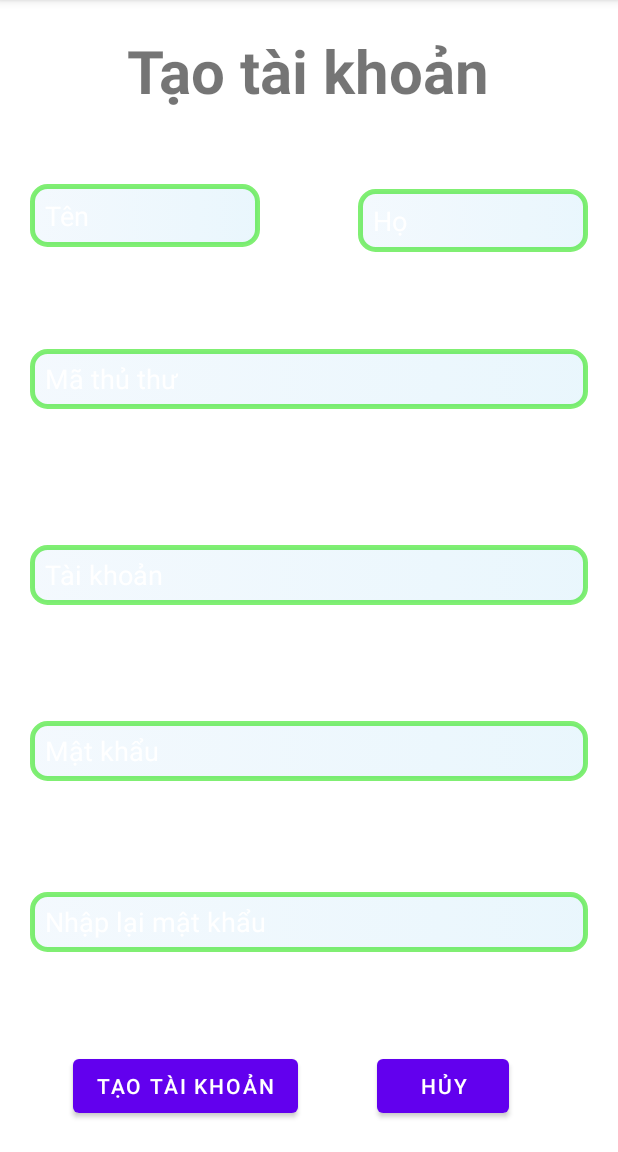
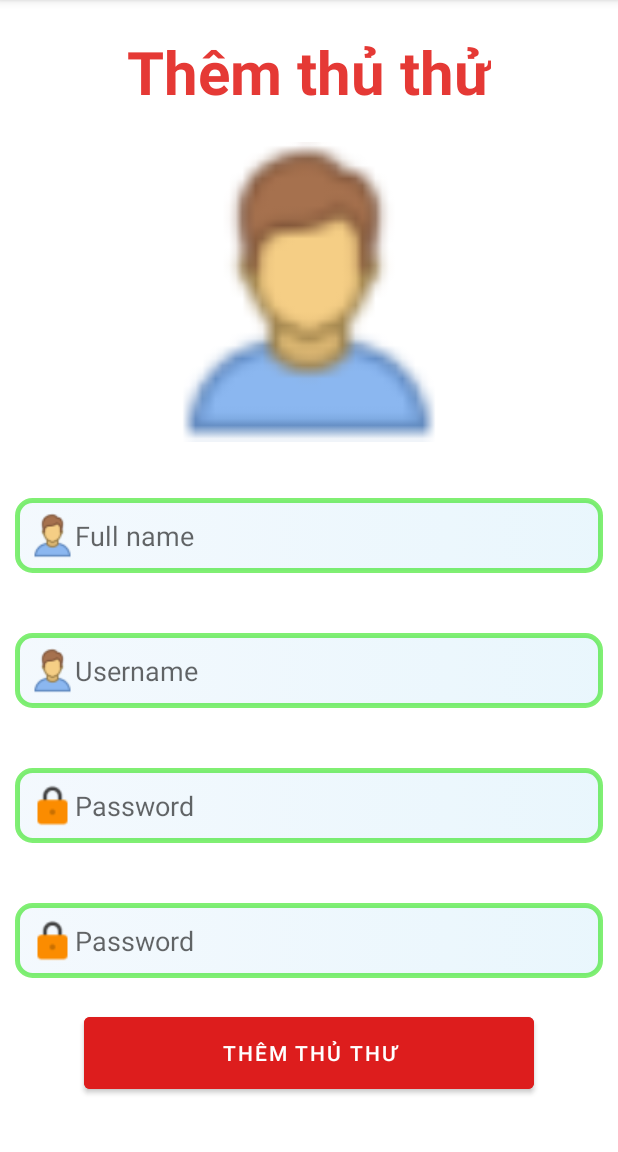
Before and after one commit to giang777/app, an Android app: the fragment TaoTaiKhoan placed in its activity, on a phone screen of 412 x 824 dp, the part 84-1236 px from its top. Run offline under Robolectric (Android 15) with nearby library versions, the phone set to English and light mode, and no system bars; 1 statement that could not run was skipped.

Commit message:
Add user

```diff
--- a/app/src/main/java/com/example/appagile/activity/Login.java
+++ b/app/src/main/java/com/example/appagile/activity/Login.java
@@ -30,12 +30,12 @@ public class Login extends AppCompatActivity {
             public void onClick(View view) {
                 String tk = editText1.getText().toString();
                 String mk = editText2.getText().toString();
-                int ckeck = dao.checkLogin(tk.toUpperCase(),mk);
+                int ckeck = dao.checkLogin(tk,mk);
 
                 if(ckeck == 1){
                     Toast.makeText(Login.this, "Thành công", Toast.LENGTH_SHORT).show();
                     Intent intent = new Intent(Login.this,MainActivity.class);
-                    ThuThu thuThu = dao.getID(tk.toUpperCase());
+                    ThuThu thuThu = dao.getID(tk);
                     intent.putExtra("thuthuLogin",thuThu);
                     startActivity(intent);
                 }else{
--- a/app/src/main/java/com/example/appagile/activity/MainActivity.java
+++ b/app/src/main/java/com/example/appagile/activity/MainActivity.java
@@ -113,15 +113,14 @@ public class MainActivity extends AppCompatActivity implements  NavigationView.O
                 Toast.makeText(this, "Doanh thu", Toast.LENGTH_SHORT).show();
                 break;
             case R.id.menu_titel3_newUSer:
-                load_fragment(new TaoTaiKhoan());
-//                if(thuThu.getTkTT().equals("Admin")){
-//                    setTitle("Tạo tài khoản");
-//                    load_fragment(new TaoTaiKhoan());
-//                    drawerLayout.closeDrawer(GravityCompat.START);
-//                    Toast.makeText(this, "Tạo tài khoản", Toast.LENGTH_SHORT).show();
-//                }else{
-//                    Toast.makeText(this, "Chức năng này chỉ dành cho Admin", Toast.LENGTH_SHORT).show();
-//                }
+                if(thuThuLogin.getTkTT().equalsIgnoreCase("Admin")){
+                    setTitle("Tạo tài khoản");
+                    load_fragment(new TaoTaiKhoan());
+                    drawerLayout.closeDrawer(GravityCompat.START);
+                    Toast.makeText(this, "Tạo tài khoản", Toast.LENGTH_SHORT).show();
+                }else{
+                    Toast.makeText(this, "Chức năng này chỉ dành cho Admin", Toast.LENGTH_SHORT).show();
+                }
                 break;
             case R.id.menu_titel3_change_Password:
                 setTitle("Đổi mật khẩu");
--- a/app/src/main/java/com/example/appagile/fragment/tai_khoan/TaoTaiKhoan.java
+++ b/app/src/main/java/com/example/appagile/fragment/tai_khoan/TaoTaiKhoan.java
@@ -6,19 +6,23 @@ import android.view.View;
 import android.view.ViewGroup;
 import android.widget.Button;
 import android.widget.EditText;
+import android.widget.Toast;
 
 import androidx.annotation.NonNull;
 import androidx.annotation.Nullable;
 import androidx.fragment.app.Fragment;
 
 import com.example.appagile.R;
+import com.example.appagile.dao.ThuThuDao;
+import com.example.appagile.elements.ThuThu;
 
 import java.util.List;
 
 
 
 public class TaoTaiKhoan extends Fragment {
-
+    private EditText name,tk,mk,mk2;
+    private Button btn;
 
     @Override
     public void onCreate(@Nullable Bundle savedInstanceState) {
@@ -34,7 +38,41 @@ public class TaoTaiKhoan extends Fragment {
     @Override
     public void onViewCreated(@NonNull View view, @Nullable Bundle savedInstanceState) {
         super.onViewCreated(view, savedInstanceState);
+        this.name = view.findViewById(R.id.FRAGMENT_ADDTT_Name);
+        this.tk = view.findViewById(R.id.FRAGMENT_ADDTT_TK);
+        this.mk = view.findViewById(R.id.FRAGMENT_ADDTT_MK);
+        this.mk2 = view.findViewById(R.id.FRAGMENT_ADDTT_MK2);
+        this.btn = view.findViewById(R.id.FRAGMENT_ADDTT_BTN);
 
+        btn.setOnClickListener(new View.OnClickListener() {
+            @Override
+            public void onClick(View view) {
+                String fullname = name.getText().toString();
+                String username = tk.getText().toString();
+                String passwrd = mk.getText().toString();
+                String passwrd2 = mk2.getText().toString();
+
+                if(fullname.length() <=0 || username.length() <=0 || passwrd.length() <=0 || passwrd2.length() <=0){
+                    Toast.makeText(getActivity(), "Không được để chống", Toast.LENGTH_SHORT).show();
+                    return;
+                }
+
+                if(!passwrd2.equals(passwrd)){
+                    Toast.makeText(getActivity(), "Mật khẩu không khớp", Toast.LENGTH_SHORT).show();
+                    return;
+                }
+
+                ThuThuDao thuThuDao = new ThuThuDao(getActivity());
+                ThuThu thuThu = new ThuThu(fullname,username,passwrd);
+                long check = thuThuDao.insert(thuThu);
+                if(check < 1){
+                    Toast.makeText(getActivity(), "Tài khoản đã tồn tại", Toast.LENGTH_SHORT).show();
+                    return;
+                }
+                Toast.makeText(getActivity(), "Thêm thành công", Toast.LENGTH_SHORT).show();
+
+            }
+        });
     }
 
     @Override
--- a/app/src/main/res/layout/fragment_tao_tai_khoan.xml
+++ b/app/src/main/res/layout/fragment_tao_tai_khoan.xml
@@ -1,147 +1,96 @@
 <?xml version="1.0" encoding="utf-8"?>
-<androidx.constraintlayout.widget.ConstraintLayout xmlns:android="http://schemas.android.com/apk/res/android"
+<LinearLayout xmlns:android="http://schemas.android.com/apk/res/android"
     xmlns:app="http://schemas.android.com/apk/res-auto"
     xmlns:tools="http://schemas.android.com/tools"
     android:layout_width="match_parent"
     android:layout_height="match_parent"
-    android:padding="20dp">
+    android:orientation="vertical"
+    android:weightSum="10"
+    android:padding="10dp">
+
+    <LinearLayout
+        android:layout_width="match_parent"
+        android:layout_height="wrap_content"
+        android:layout_weight="3"
+        android:gravity="center"
+        android:orientation="vertical"
+        >
+
+        <TextView
+            android:layout_width="wrap_content"
+            android:layout_height="wrap_content"
+            android:text="Thêm thủ thử"
+            android:textSize="40dp"
+            android:textStyle="bold"
+            android:textColor="#E53935"
+            android:layout_marginBottom="20dp"
+            />
+        <ImageView
+            android:layout_width="200dp"
+            android:layout_height="200dp"
+            android:src="@drawable/icon_person"/>
+
+
+    </LinearLayout>
+
+    <LinearLayout
+        android:layout_width="match_parent"
+        android:layout_height="wrap_content"
+        android:layout_weight="7"
+        android:gravity="center"
+        android:orientation="vertical"
+        >
+        <EditText
+            android:id="@+id/FRAGMENT_ADDTT_Name"
+            android:layout_width="match_parent"
+            android:layout_height="50dp"
+            android:hint="Full name"
+            android:layout_marginBottom="40dp"
+            android:drawableStart="@drawable/icon_person"
+            android:background="@drawable/edtdangnhap"
+            />
 
         <EditText
-        android:id="@+id/eFRAGMENT_REGISTER_ETEXT_ID"
-        android:layout_width="0dp"
-        android:layout_height="40dp"
+            android:id="@+id/FRAGMENT_ADDTT_TK"
+            android:layout_width="match_parent"
+            android:layout_height="50dp"
+            android:hint="Username"
+            android:layout_marginBottom="40dp"
+            android:drawableStart="@drawable/icon_person"
             android:background="@drawable/edtdangnhap"
-        android:ems="10"
-        android:hint="Mã thủ thư"
-        android:editable="false"
-        android:inputType="textPersonName"
-        android:textColorHint="@color/white"
-        app:layout_constraintBottom_toBottomOf="parent"
-        app:layout_constraintEnd_toEndOf="parent"
-        app:layout_constraintHorizontal_bias="0.6"
-        app:layout_constraintStart_toStartOf="parent"
-        app:layout_constraintTop_toTopOf="parent"
-        app:layout_constraintVertical_bias="0.309" />
+            />
 
         <EditText
-        android:id="@+id/FRAGMENT_REGISTER_ETEXT_USER"
-        android:layout_width="0dp"
-        android:layout_height="40dp"
+            android:id="@+id/FRAGMENT_ADDTT_MK"
+            android:layout_width="match_parent"
+            android:layout_height="50dp"
+            android:hint="Password"
+            android:inputType="textPassword"
+            android:layout_marginBottom="40dp"
+            android:drawableStart="@drawable/icon_lock"
             android:background="@drawable/edtdangnhap"
-        android:ems="10"
-        android:hint="Tài khoản"
-        android:inputType="textPersonName"
-        android:textColorHint="@color/white"
-        app:layout_constraintBottom_toBottomOf="parent"
-        app:layout_constraintEnd_toEndOf="parent"
-        app:layout_constraintStart_toStartOf="parent"
-        app:layout_constraintTop_toTopOf="parent"
-        app:layout_constraintVertical_bias="0.499" />
-
+            />
         <EditText
-        android:id="@+id/FRAGMENT_REGISTER_ETEXT_PASS2"
-        android:layout_width="0dp"
-        android:layout_height="40dp"
+            android:id="@+id/FRAGMENT_ADDTT_MK2"
+            android:layout_width="match_parent"
+            android:layout_height="50dp"
+            android:hint="Password"
+            android:inputType="textPassword"
+            android:layout_marginBottom="20dp"
+            android:drawableStart="@drawable/icon_lock"
             android:background="@drawable/edtdangnhap"
-        android:ems="10"
-        android:hint="Nhập lại mật khẩu"
-        android:inputType="textPassword"
-        android:textColorHint="@color/white"
-        app:layout_constraintBottom_toBottomOf="parent"
-        app:layout_constraintEnd_toEndOf="parent"
-        app:layout_constraintHorizontal_bias="0.425"
-        app:layout_constraintStart_toStartOf="parent"
-        app:layout_constraintTop_toTopOf="parent"
-        app:layout_constraintVertical_bias="0.835" />
-
-    <EditText
-        android:id="@+id/FRAGMENT_REGISTER_ETEXT_PASS"
-        android:layout_width="0dp"
-        android:layout_height="40dp"
-        android:background="@drawable/edtdangnhap"
-        android:ems="10"
-        android:hint="Mật khẩu"
-        android:inputType="textPassword"
-        android:textColorHint="@color/white"
-        app:layout_constraintBottom_toBottomOf="parent"
-        app:layout_constraintEnd_toEndOf="parent"
-        app:layout_constraintStart_toStartOf="parent"
-        app:layout_constraintTop_toTopOf="parent"
-        app:layout_constraintVertical_bias="0.67" />
-
-    <TextView
-        android:id="@+id/textView6"
-        android:layout_width="wrap_content"
-        android:layout_height="wrap_content"
-        android:text="Tạo tài khoản"
-
-        android:textSize="40sp"
-        android:textStyle="bold"
-
-        app:layout_constraintBottom_toBottomOf="parent"
-        app:layout_constraintEnd_toEndOf="parent"
-        app:layout_constraintHorizontal_bias="0.497"
-        app:layout_constraintStart_toStartOf="parent"
-        app:layout_constraintTop_toTopOf="parent"
-        app:layout_constraintVertical_bias="0.0" />
-
-    <EditText
-        android:id="@+id/FRAGMENT_REGISTER_ETEXT_FIRSTNAME"
-        android:layout_width="153dp"
-        android:layout_height="42dp"
-        android:background="@drawable/edtdangnhap"
-
-        android:ems="10"
-        android:hint="Họ"
-        android:inputType="textPersonName"
-        android:textColorHint="@color/white"
-        app:layout_constraintBottom_toBottomOf="parent"
-        app:layout_constraintEnd_toEndOf="parent"
-        app:layout_constraintHorizontal_bias="1.0"
-        app:layout_constraintStart_toStartOf="parent"
-        app:layout_constraintTop_toTopOf="parent"
-        app:layout_constraintVertical_bias="0.155" />
-
-    <EditText
-        android:id="@+id/FRAGMENT_REGISTER_ETEXT_LASTNAME"
-        android:layout_width="153dp"
-        android:layout_height="42dp"
-        android:background="@drawable/edtdangnhap"
-
-        android:ems="10"
-        android:hint="Tên"
-        android:inputType="textPersonName"
-        android:textColorHint="@color/white"
-        app:layout_constraintBottom_toBottomOf="parent"
-        app:layout_constraintEnd_toEndOf="parent"
-        app:layout_constraintHorizontal_bias="0.0"
-        app:layout_constraintStart_toStartOf="parent"
-        app:layout_constraintTop_toTopOf="parent"
-        app:layout_constraintVertical_bias="0.15" />
-
+            />
         <Button
-        android:id="@+id/FRAGMENT_REGISTER_BTN_REGISTER"
-        android:layout_width="wrap_content"
-        android:layout_height="wrap_content"
-        android:text="Tạo tài khoản"
-        app:layout_constraintBottom_toBottomOf="parent"
-        app:layout_constraintEnd_toEndOf="parent"
-        app:layout_constraintHorizontal_bias="0.13"
-        app:layout_constraintStart_toStartOf="parent"
-        app:layout_constraintTop_toTopOf="parent"
-        app:layout_constraintVertical_bias="1.0" />
-
-    <Button
-        android:id="@+id/FRAGMENT_REGISTER_BTN_KILL"
-        android:layout_width="wrap_content"
-        android:layout_height="wrap_content"
-        android:text="Hủy"
-        app:layout_constraintBottom_toBottomOf="parent"
-        app:layout_constraintEnd_toEndOf="parent"
-        app:layout_constraintHorizontal_bias="0.814"
-        app:layout_constraintStart_toStartOf="parent"
-        app:layout_constraintTop_toTopOf="parent"
-        app:layout_constraintVertical_bias="1.0" />
+            android:id="@+id/FRAGMENT_ADDTT_BTN"
+            android:layout_width="300dp"
+            android:layout_height="60dp"
+            android:layout_gravity="center_horizontal"
+            android:backgroundTint="#DD1D1D"
+            android:text="Thêm thủ thư"
+            />
 
 
-</androidx.constraintlayout.widget.ConstraintLayout>
+    </LinearLayout>
+
+
+</LinearLayout>
```
Lines whose indentation alone changed are shown as unchanged.
